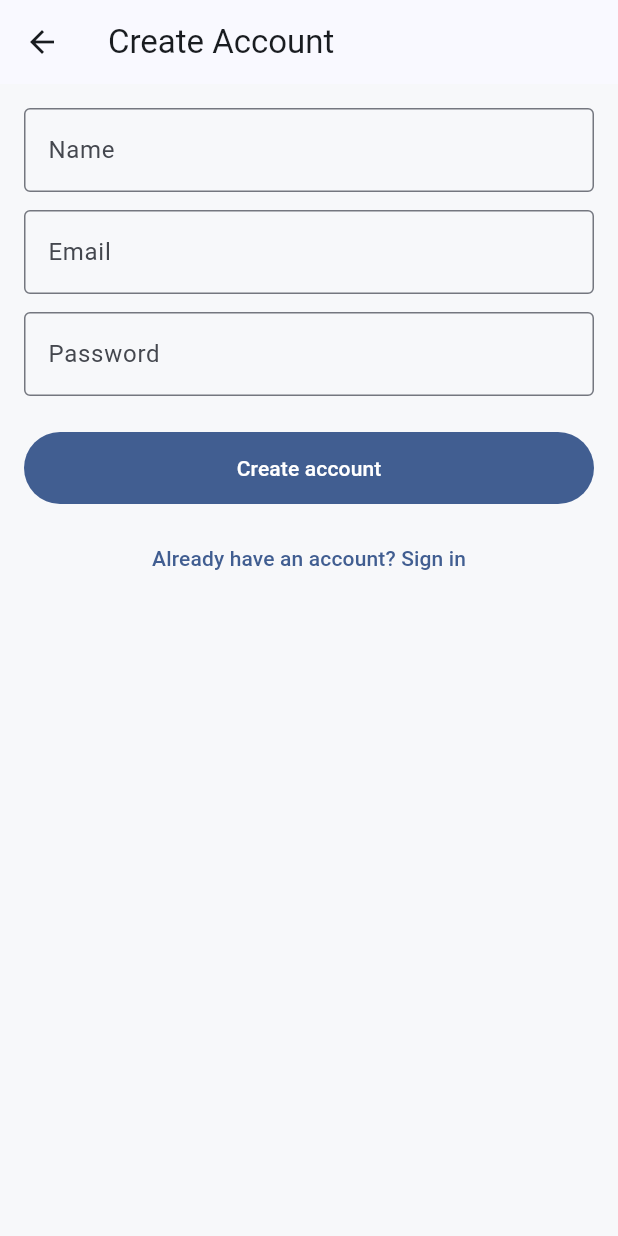
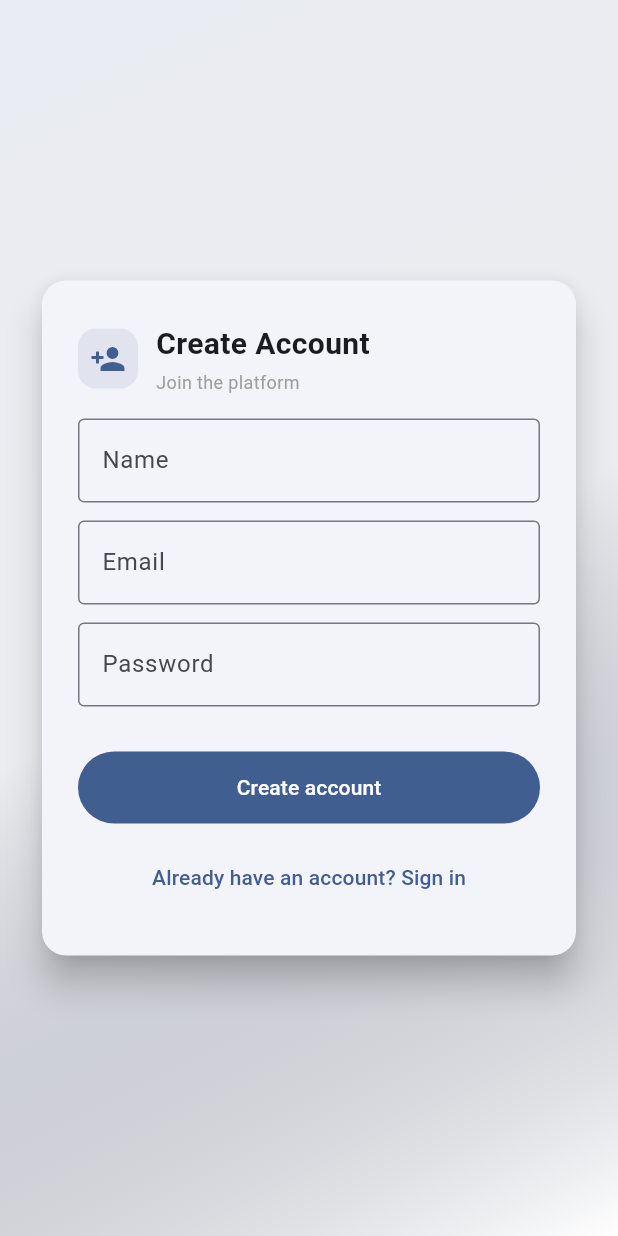
Before and after one commit to francisco3788/bolsa-_trabajo-flutter_proyect_final, a Flutter app: the RegisterPage screen opened by its route, on a phone screen of 412 x 824 dp. Run offline on Flutter 3.47's test engine with Material 3 defaults, Android fonts, the light colour scheme and no system bars; our stand-ins replace dartz, equatable, file_picker, flutter_dotenv, get, image_picker and 1 more; accounts and stored records are empty.

Commit message:
diseño de crear cuenta

```diff
--- a/lib/features/auth/presentation/pages/register_page.dart
+++ b/lib/features/auth/presentation/pages/register_page.dart
@@ -12,6 +12,7 @@ class RegisterPage extends GetView<RegisterController> {
 
   @override
   Widget build(BuildContext context) {
+    final scheme = Theme.of(context).colorScheme;
     final nameCtrl = TextEditingController();
     final emailCtrl = TextEditingController();
     final passCtrl = TextEditingController();
@@ -21,12 +22,59 @@ class RegisterPage extends GetView<RegisterController> {
     passCtrl.addListener(() => controller.password.value = passCtrl.text);
 
     return Scaffold(
-      appBar: AppBar(title: const Text(AuthTexts.createAccountTitle)),
-      body: Padding(
-        padding: const EdgeInsets.all(16),
-        child: Obx(
-          () => Column(
+      appBar: null,
+      body: Container(
+        decoration: BoxDecoration(
+          gradient: LinearGradient(
+            begin: Alignment.topLeft,
+            end: Alignment.bottomRight,
+            colors: [
+              scheme.primary.withOpacity(0.08),
+              scheme.secondary.withOpacity(0.08),
+              Colors.white,
+            ],
+          ),
+        ),
+        child: SafeArea(
+          child: Center(
+            child: SingleChildScrollView(
+              padding: const EdgeInsets.all(24),
+              child: ConstrainedBox(
+                constraints: const BoxConstraints(maxWidth: 520),
+                child: Card(
+                  elevation: 10,
+                  shape: RoundedRectangleBorder(
+                    borderRadius: BorderRadius.circular(16),
+                  ),
+                  child: Padding(
+                    padding: const EdgeInsets.symmetric(horizontal: 24, vertical: 28),
+                    child: Obx(() {
+                      return Column(
+                        crossAxisAlignment: CrossAxisAlignment.stretch,
                         children: [
+                          Row(
+                            children: [
+                              Container(
+                                height: 40,
+                                width: 40,
+                                decoration: BoxDecoration(
+                                  color: scheme.primary.withOpacity(0.10),
+                                  borderRadius: BorderRadius.circular(12),
+                                ),
+                                child: Icon(Icons.person_add, color: scheme.primary),
+                              ),
+                              const SizedBox(width: 12),
+                              Column(
+                                crossAxisAlignment: CrossAxisAlignment.start,
+                                children: const [
+                                  Text(AuthTexts.createAccountTitle, style: TextStyle(fontSize: 20, fontWeight: FontWeight.w700)),
+                                  SizedBox(height: 2),
+                                  Text('Join the platform', style: TextStyle(fontSize: 12, color: Colors.grey)),
+                                ],
+                              ),
+                            ],
+                          ),
+                          const SizedBox(height: 16),
                           PrimaryInput(controller: nameCtrl, label: AuthTexts.nameLabel),
                           const SizedBox(height: 12),
                           PrimaryInput(
@@ -41,23 +89,30 @@ class RegisterPage extends GetView<RegisterController> {
                             obscure: true,
                           ),
                           const SizedBox(height: 16),
-              if (controller.error.value != null)
-                Text(
-                  controller.error.value!,
-                  style: const TextStyle(color: Colors.red),
+                          AnimatedSwitcher(
+                            duration: const Duration(milliseconds: 250),
+                            child: controller.error.value != null
+                                ? Text(controller.error.value!, key: const ValueKey('err'), style: const TextStyle(color: Colors.red))
+                                : const SizedBox.shrink(),
                           ),
-              if (controller.info.value != null)
-                Text(
-                  controller.info.value!,
-                  style: const TextStyle(color: Colors.green),
+                          AnimatedSwitcher(
+                            duration: const Duration(milliseconds: 250),
+                            child: controller.info.value != null
+                                ? Padding(
+                                    padding: const EdgeInsets.only(top: 8),
+                                    child: Text(controller.info.value!, key: const ValueKey('info'), style: const TextStyle(color: Colors.green)),
+                                  )
+                                : const SizedBox.shrink(),
                           ),
-              const SizedBox(height: 8),
-              PrimaryButton(
+                          const SizedBox(height: 14),
+                          AnimatedScale(
+                            scale: controller.loading.value ? 0.98 : 1.0,
+                            duration: const Duration(milliseconds: 180),
+                            child: PrimaryButton(
                               text: AuthTexts.createAccountAction,
                               loading: controller.loading.value,
-                onPressed: controller.loading.value
-                    ? () {}
-                    : controller.doRegister,
+                              onPressed: controller.loading.value ? () {} : controller.doRegister,
+                            ),
                           ),
                           const SizedBox(height: 12),
                           TextButton(
@@ -65,6 +120,12 @@ class RegisterPage extends GetView<RegisterController> {
                             child: const Text('${AuthTexts.alreadyHaveAccount} ${AuthTexts.signInLink}'),
                           ),
                         ],
+                      );
+                    }),
+                  ),
+                ),
+              ),
+            ),
           ),
         ),
       ),
```
Lines whose indentation alone changed are shown as unchanged.
